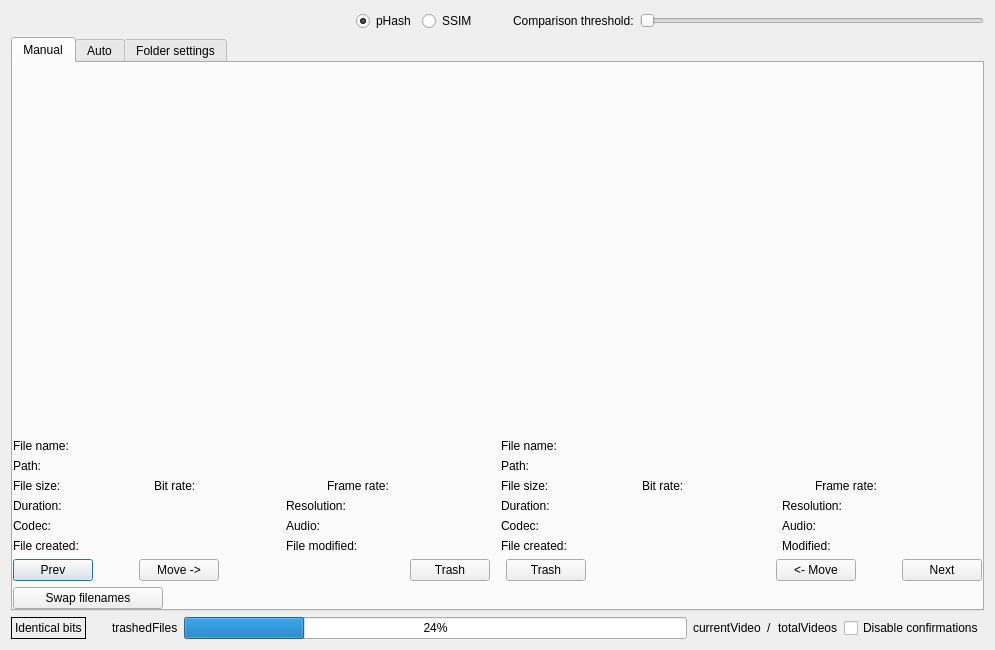
Qt form QtProject/app/comparison.ui (theophanemayaud/video-simili-duplicate-cleaner) before a commit.
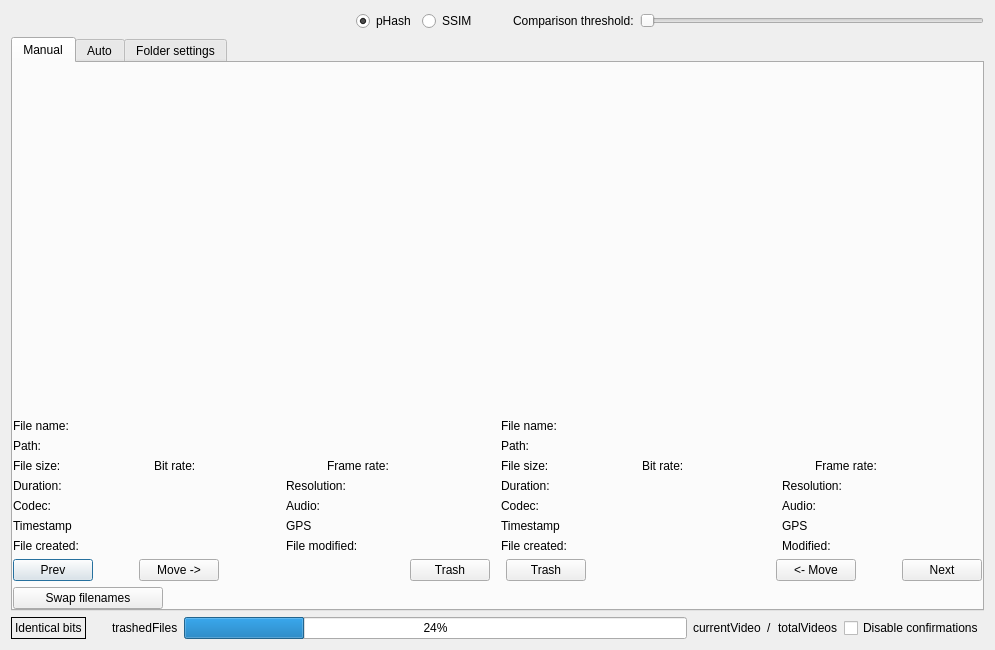
The same form after that commit. Custom widgets are drawn as their Qt base class.

Commit message: chore(comparison): prepared layout for gps and timestamp

```diff
--- a/QtProject/app/comparison.ui
+++ b/QtProject/app/comparison.ui
@@ -315,14 +315,86 @@
               </layout>
              </item>
              <item>
-              <layout class="QGridLayout" name="gridLayout_2" rowstretch="0,0,0,0,0,0" rowminimumheight="0,0,0,0,0,0">
+              <layout class="QGridLayout" name="gridLayout_2" rowstretch="0,0,0,0,0,0">
                <property name="topMargin">
                 <number>0</number>
                </property>
                <property name="horizontalSpacing">
                 <number>6</number>
                </property>
-               <item row="4" column="1">
+               <item row="5" column="2">
+                <widget class="QLabel" name="label_leftFileModif">
+                 <property name="sizePolicy">
+                  <sizepolicy hsizetype="Maximum" vsizetype="Fixed">
+                   <horstretch>0</horstretch>
+                   <verstretch>0</verstretch>
+                  </sizepolicy>
+                 </property>
+                 <property name="text">
+                  <string>File modified:</string>
+                 </property>
+                </widget>
+               </item>
+               <item row="2" column="2">
+                <widget class="QLabel" name="label_16">
+                 <property name="sizePolicy">
+                  <sizepolicy hsizetype="Preferred" vsizetype="Fixed">
+                   <horstretch>0</horstretch>
+                   <verstretch>0</verstretch>
+                  </sizepolicy>
+                 </property>
+                 <property name="text">
+                  <string>Resolution:</string>
+                 </property>
+                </widget>
+               </item>
+               <item row="5" column="3">
+                <widget class="QLabel" name="leftModified">
+                 <property name="sizePolicy">
+                  <sizepolicy hsizetype="Preferred" vsizetype="Fixed">
+                   <horstretch>0</horstretch>
+                   <verstretch>0</verstretch>
+                  </sizepolicy>
+                 </property>
+                 <property name="text">
+                  <string/>
+                 </property>
+                </widget>
+               </item>
+               <item row="5" column="1">
+                <widget class="QLabel" name="leftFileCreated">
+                 <property name="text">
+                  <string/>
+                 </property>
+                </widget>
+               </item>
+               <item row="3" column="0">
+                <widget class="QLabel" name="label_19">
+                 <property name="sizePolicy">
+                  <sizepolicy hsizetype="Preferred" vsizetype="Fixed">
+                   <horstretch>0</horstretch>
+                   <verstretch>0</verstretch>
+                  </sizepolicy>
+                 </property>
+                 <property name="text">
+                  <string>Codec:</string>
+                 </property>
+                </widget>
+               </item>
+               <item row="3" column="2">
+                <widget class="QLabel" name="label_23">
+                 <property name="sizePolicy">
+                  <sizepolicy hsizetype="Preferred" vsizetype="Fixed">
+                   <horstretch>0</horstretch>
+                   <verstretch>0</verstretch>
+                  </sizepolicy>
+                 </property>
+                 <property name="text">
+                  <string>Audio:</string>
+                 </property>
+                </widget>
+               </item>
+               <item row="3" column="1">
                 <widget class="QLabel" name="leftCodec">
                  <property name="sizePolicy">
                   <sizepolicy hsizetype="Ignored" vsizetype="Fixed">
@@ -335,6 +407,13 @@
                  </property>
                 </widget>
                </item>
+               <item row="5" column="0">
+                <widget class="QLabel" name="label_leftFileCreate">
+                 <property name="text">
+                  <string>File created:</string>
+                 </property>
+                </widget>
+               </item>
                <item row="2" column="1">
                 <widget class="QLabel" name="leftDuration">
                  <property name="sizePolicy">
@@ -361,84 +440,6 @@
                  </property>
                 </widget>
                </item>
-               <item row="4" column="2">
-                <widget class="QLabel" name="label_23">
-                 <property name="sizePolicy">
-                  <sizepolicy hsizetype="Preferred" vsizetype="Fixed">
-                   <horstretch>0</horstretch>
-                   <verstretch>0</verstretch>
-                  </sizepolicy>
-                 </property>
-                 <property name="text">
-                  <string>Audio:</string>
-                 </property>
-                </widget>
-               </item>
-               <item row="4" column="0">
-                <widget class="QLabel" name="label_19">
-                 <property name="sizePolicy">
-                  <sizepolicy hsizetype="Preferred" vsizetype="Fixed">
-                   <horstretch>0</horstretch>
-                   <verstretch>0</verstretch>
-                  </sizepolicy>
-                 </property>
-                 <property name="text">
-                  <string>Codec:</string>
-                 </property>
-                </widget>
-               </item>
-               <item row="4" column="3">
-                <widget class="QLabel" name="leftAudio">
-                 <property name="sizePolicy">
-                  <sizepolicy hsizetype="Ignored" vsizetype="Fixed">
-                   <horstretch>0</horstretch>
-                   <verstretch>0</verstretch>
-                  </sizepolicy>
-                 </property>
-                 <property name="text">
-                  <string/>
-                 </property>
-                </widget>
-               </item>
-               <item row="2" column="2">
-                <widget class="QLabel" name="label_16">
-                 <property name="sizePolicy">
-                  <sizepolicy hsizetype="Preferred" vsizetype="Fixed">
-                   <horstretch>0</horstretch>
-                   <verstretch>0</verstretch>
-                  </sizepolicy>
-                 </property>
-                 <property name="text">
-                  <string>Resolution:</string>
-                 </property>
-                </widget>
-               </item>
-               <item row="5" column="3">
-                <widget class="QLabel" name="leftModified">
-                 <property name="sizePolicy">
-                  <sizepolicy hsizetype="Preferred" vsizetype="Fixed">
-                   <horstretch>0</horstretch>
-                   <verstretch>0</verstretch>
-                  </sizepolicy>
-                 </property>
-                 <property name="text">
-                  <string/>
-                 </property>
-                </widget>
-               </item>
-               <item row="5" column="2">
-                <widget class="QLabel" name="label_leftFileModif">
-                 <property name="sizePolicy">
-                  <sizepolicy hsizetype="Maximum" vsizetype="Fixed">
-                   <horstretch>0</horstretch>
-                   <verstretch>0</verstretch>
-                  </sizepolicy>
-                 </property>
-                 <property name="text">
-                  <string>File modified:</string>
-                 </property>
-                </widget>
-               </item>
                <item row="2" column="0">
                 <widget class="QLabel" name="label_14">
                  <property name="sizePolicy">
@@ -452,15 +453,45 @@
                  </property>
                 </widget>
                </item>
-               <item row="5" column="0">
-                <widget class="QLabel" name="label_leftFileCreate">
+               <item row="3" column="3">
+                <widget class="QLabel" name="leftAudio">
+                 <property name="sizePolicy">
+                  <sizepolicy hsizetype="Ignored" vsizetype="Fixed">
+                   <horstretch>0</horstretch>
+                   <verstretch>0</verstretch>
+                  </sizepolicy>
+                 </property>
                  <property name="text">
-                  <string>File created:</string>
+                  <string/>
                  </property>
                 </widget>
                </item>
-               <item row="5" column="1">
-                <widget class="QLabel" name="leftFileCreated">
+               <item row="4" column="0">
+                <widget class="QLabel" name="label_leftTimestamp">
+                 <property name="toolTip">
+                  <string>When available, this is the encoded timestamp in the video file. This will usually be considered first by video software, as &quot;most valid&quot;.</string>
+                 </property>
+                 <property name="text">
+                  <string>Timestamp</string>
+                 </property>
+                </widget>
+               </item>
+               <item row="4" column="1">
+                <widget class="QLabel" name="leftTimestamp">
+                 <property name="text">
+                  <string/>
+                 </property>
+                </widget>
+               </item>
+               <item row="4" column="2">
+                <widget class="QLabel" name="label_leftGPSmetadata">
+                 <property name="text">
+                  <string>GPS</string>
+                 </property>
+                </widget>
+               </item>
+               <item row="4" column="3">
+                <widget class="QLabel" name="leftGPSmetadata">
                  <property name="text">
                   <string/>
                  </property>
@@ -658,32 +689,6 @@
                <property name="bottomMargin">
                 <number>0</number>
                </property>
-               <item row="5" column="2">
-                <widget class="QLabel" name="label_45">
-                 <property name="sizePolicy">
-                  <sizepolicy hsizetype="Preferred" vsizetype="Fixed">
-                   <horstretch>0</horstretch>
-                   <verstretch>0</verstretch>
-                  </sizepolicy>
-                 </property>
-                 <property name="text">
-                  <string>Audio:</string>
-                 </property>
-                </widget>
-               </item>
-               <item row="5" column="3">
-                <widget class="QLabel" name="rightAudio">
-                 <property name="sizePolicy">
-                  <sizepolicy hsizetype="Ignored" vsizetype="Fixed">
-                   <horstretch>0</horstretch>
-                   <verstretch>0</verstretch>
-                  </sizepolicy>
-                 </property>
-                 <property name="text">
-                  <string/>
-                 </property>
-                </widget>
-               </item>
                <item row="3" column="3">
                 <widget class="QLabel" name="rightResolution">
                  <property name="sizePolicy">
@@ -723,32 +728,6 @@
                  </property>
                 </widget>
                </item>
-               <item row="5" column="1">
-                <widget class="QLabel" name="rightCodec">
-                 <property name="sizePolicy">
-                  <sizepolicy hsizetype="Ignored" vsizetype="Fixed">
-                   <horstretch>0</horstretch>
-                   <verstretch>0</verstretch>
-                  </sizepolicy>
-                 </property>
-                 <property name="text">
-                  <string/>
-                 </property>
-                </widget>
-               </item>
-               <item row="5" column="0">
-                <widget class="QLabel" name="label_35">
-                 <property name="sizePolicy">
-                  <sizepolicy hsizetype="Preferred" vsizetype="Fixed">
-                   <horstretch>0</horstretch>
-                   <verstretch>0</verstretch>
-                  </sizepolicy>
-                 </property>
-                 <property name="text">
-                  <string>Codec:</string>
-                 </property>
-                </widget>
-               </item>
                <item row="3" column="1">
                 <widget class="QLabel" name="rightDuration">
                  <property name="sizePolicy">
@@ -802,6 +781,89 @@
                  </property>
                 </widget>
                </item>
+               <item row="4" column="0">
+                <widget class="QLabel" name="label_35">
+                 <property name="sizePolicy">
+                  <sizepolicy hsizetype="Preferred" vsizetype="Fixed">
+                   <horstretch>0</horstretch>
+                   <verstretch>0</verstretch>
+                  </sizepolicy>
+                 </property>
+                 <property name="text">
+                  <string>Codec:</string>
+                 </property>
+                </widget>
+               </item>
+               <item row="4" column="1">
+                <widget class="QLabel" name="rightCodec">
+                 <property name="sizePolicy">
+                  <sizepolicy hsizetype="Ignored" vsizetype="Fixed">
+                   <horstretch>0</horstretch>
+                   <verstretch>0</verstretch>
+                  </sizepolicy>
+                 </property>
+                 <property name="text">
+                  <string/>
+                 </property>
+                </widget>
+               </item>
+               <item row="4" column="2">
+                <widget class="QLabel" name="label_45">
+                 <property name="sizePolicy">
+                  <sizepolicy hsizetype="Preferred" vsizetype="Fixed">
+                   <horstretch>0</horstretch>
+                   <verstretch>0</verstretch>
+                  </sizepolicy>
+                 </property>
+                 <property name="text">
+                  <string>Audio:</string>
+                 </property>
+                </widget>
+               </item>
+               <item row="4" column="3">
+                <widget class="QLabel" name="rightAudio">
+                 <property name="sizePolicy">
+                  <sizepolicy hsizetype="Ignored" vsizetype="Fixed">
+                   <horstretch>0</horstretch>
+                   <verstretch>0</verstretch>
+                  </sizepolicy>
+                 </property>
+                 <property name="text">
+                  <string/>
+                 </property>
+                </widget>
+               </item>
+               <item row="5" column="0">
+                <widget class="QLabel" name="label_rightTimestamp">
+                 <property name="toolTip">
+                  <string>When available, this is the encoded timestamp in the video file. This will usually be considered first by video software, as &quot;most valid&quot;.</string>
+                 </property>
+                 <property name="text">
+                  <string>Timestamp</string>
+                 </property>
+                </widget>
+               </item>
+               <item row="5" column="1">
+                <widget class="QLabel" name="rightTimestamp">
+                 <property name="text">
+                  <string/>
+                 </property>
+                </widget>
+               </item>
+               <item row="5" column="2">
+                <widget class="QLabel" name="label_11">
+                 <property name="text">
+                  <string>GPS</string>
+                 </property>
+                </widget>
+               </item>
+               <item row="5" column="3">
+                <widget class="QLabel" name="rightGPSmetadata">
+                 <property name="text">
+                  <string/>
+                 </property>
+                </widget>
+               </item>
               </layout>
              </item>
             </layout>
```
The commit also changes 2 other files.
